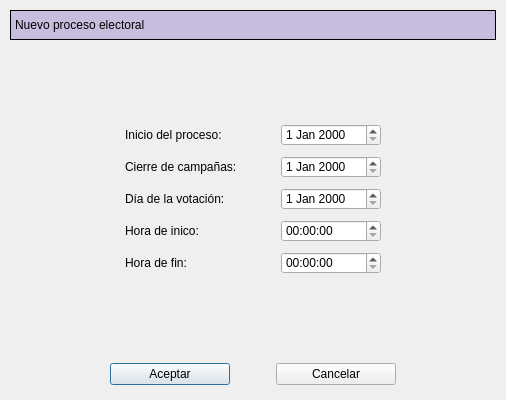
The window that SistemaControlElecciones/nuevoproceso.ui (NaomySinHYConY/Proyecto1_ISII_SCE) describes before a commit, drawn with Qt 5.
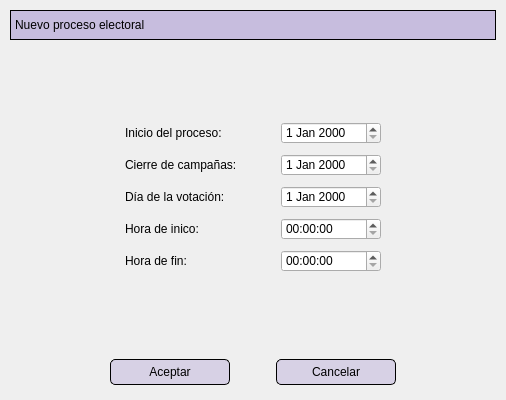
The same window after the commit.

Patch:
```diff
--- a/SistemaControlElecciones/nuevoproceso.ui
+++ b/SistemaControlElecciones/nuevoproceso.ui
@@ -27,7 +27,22 @@
 background: rgb(199, 189, 222);
 border: 1px solid;
 }
-</string>
+QPushButton{
+border: 1px solid;
+border-radius: 5px;
+padding-top: 5px;
+padding-right: 5px;
+padding-bottom: 5px;
+padding-left: 5px;
+background-color: rgba(199, 189, 222,150);
+font: &quot;Lato&quot;;
+}
+QPushButton:hover{
+background-color: rgb(199, 189, 222);
+}
+QPushButton:pressed{
+background-color: rgb(255, 255, 255);
+}</string>
   </property>
   <layout class="QVBoxLayout" name="verticalLayout">
    <property name="spacing">
```
